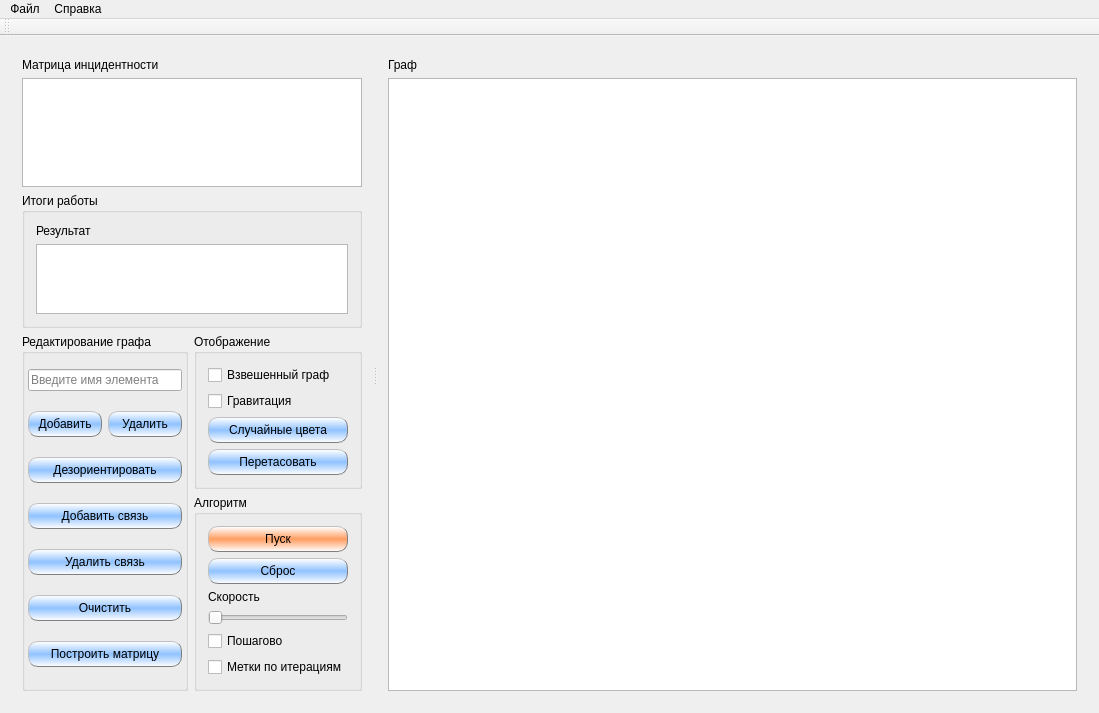
SqrtMinusOne/SEM3_LABS, file Algorithms/L4/mainwindow.ui: the form before one commit.
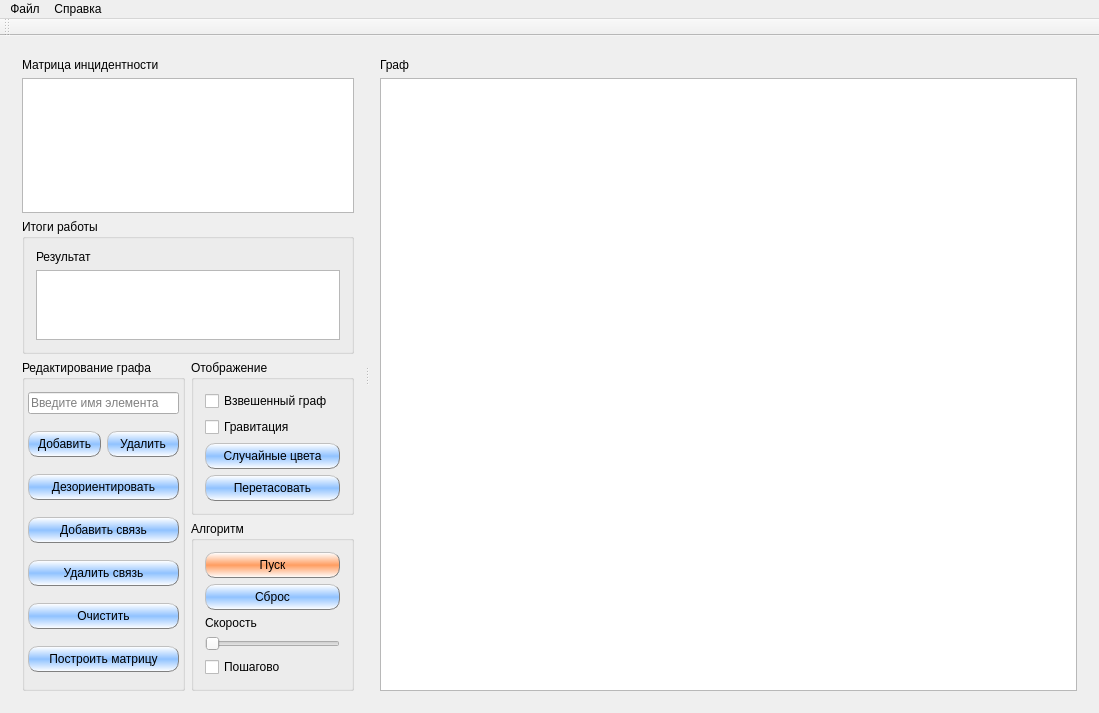
The form after the commit.

What changed in the file:
```diff
--- a/Algorithms/L4/mainwindow.ui
+++ b/Algorithms/L4/mainwindow.ui
@@ -295,13 +295,6 @@
                  </property>
                 </widget>
                </item>
-               <item>
-                <widget class="QCheckBox" name="checkBox">
-                 <property name="text">
-                  <string>Метки по итерациям</string>
-                 </property>
-                </widget>
-               </item>
               </layout>
              </widget>
             </item>
```
